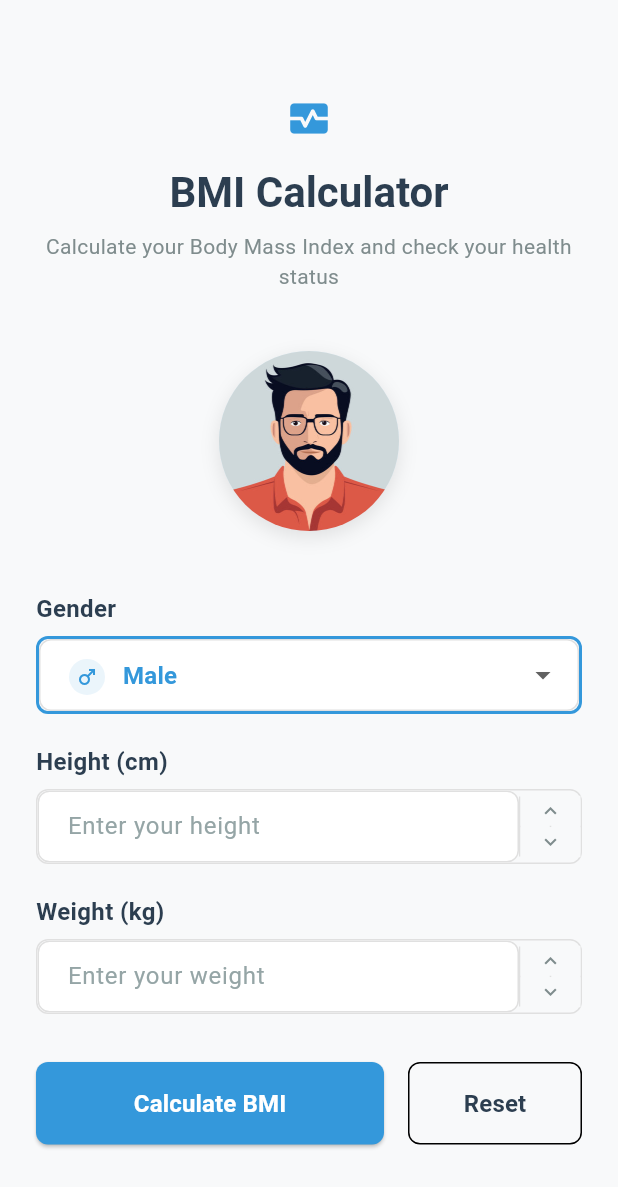
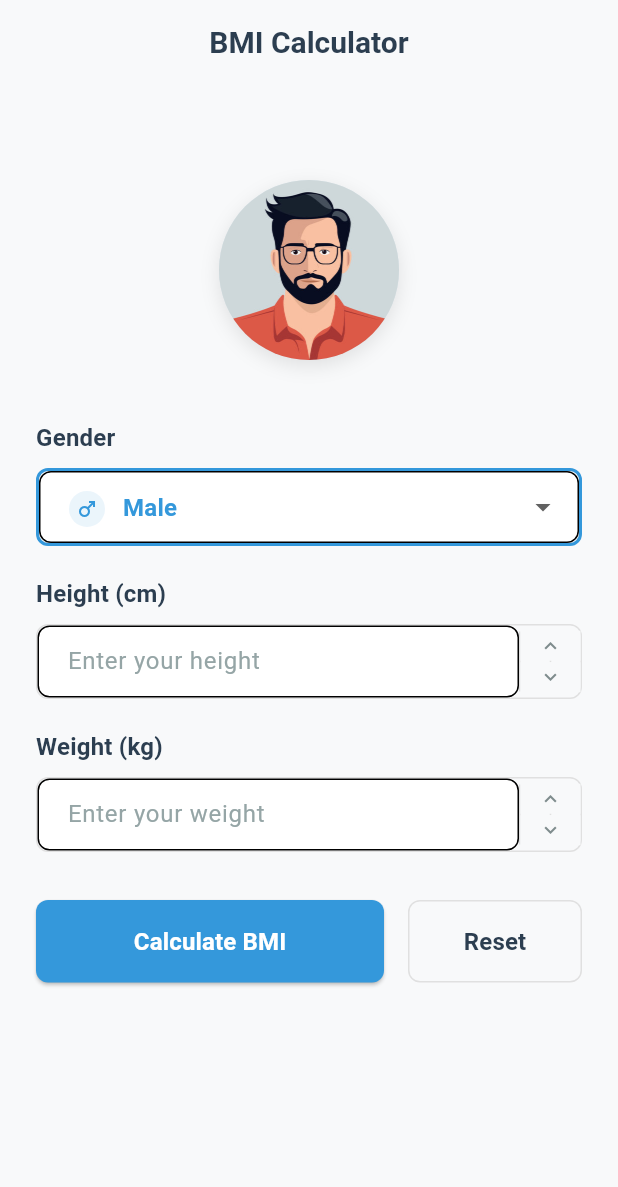
Before and after one commit to mohamedmahmoud95/BMI_calculator, a Flutter app: the screen it shows after launch, on a phone screen of 412 x 824 dp. Shown: the top 1187 px of the screen. Run offline on Flutter 3.47's test engine with Material 3 defaults, Android fonts, the phone set to English and light mode, and no system bars.

Commit message:
added app theme

```diff
--- a/lib/main.dart
+++ b/lib/main.dart
@@ -22,15 +22,20 @@ class BMICalculatorApp extends StatelessWidget {
     return ThemeData(
       colorScheme: const ColorScheme.light(
         primary: Color(0xFF3498DB),
-        secondary: Color(0xFF2ECC71),
+        secondary: Color(0xFFE91E63),
         surface: Colors.white,
-        background: Color(0xFFF8F9FA),
+        surfaceBright: Color(0xFFF8F9FA),
         error: Color(0xFFE74C3C),
+        onSurface: Color(0xFF2C3E50),
+        onSurfaceVariant: Color(0xFF7F8C8D),
+        outline: Color(0xFFE0E0E0),
+        outlineVariant: Color(0xFF95A5A6),
       ),
       useMaterial3: true,
       textTheme: const TextTheme(
         displayLarge: TextStyle(fontSize: 48.0, fontWeight: FontWeight.w600),
         titleLarge: TextStyle(fontSize: 20.0, fontWeight: FontWeight.w600),
+        titleMedium: TextStyle(fontSize: 16.0, fontWeight: FontWeight.w600),
         bodyLarge: TextStyle(fontSize: 16.0, height: 1.5),
         bodyMedium: TextStyle(fontSize: 14.0, height: 1.4),
         labelSmall: TextStyle(fontSize: 12.0, color: Colors.grey),
@@ -38,20 +43,32 @@ class BMICalculatorApp extends StatelessWidget {
       inputDecorationTheme: InputDecorationTheme(
         border: OutlineInputBorder(
           borderRadius: BorderRadius.circular(8),
-          borderSide: const BorderSide(color: Color(0xFFE0E0E0)),
         ),
         enabledBorder: OutlineInputBorder(
           borderRadius: BorderRadius.circular(8),
-          borderSide: const BorderSide(color: Color(0xFFE0E0E0)),
         ),
         focusedBorder: OutlineInputBorder(
           borderRadius: BorderRadius.circular(8),
-          borderSide: const BorderSide(color: Color(0xFF3498DB), width: 2),
+          borderSide: const BorderSide(width: 2),
         ),
         filled: true,
-        fillColor: Colors.white,
         contentPadding: const EdgeInsets.symmetric(horizontal: 16, vertical: 12),
-        hintStyle: const TextStyle(color: Color(0xFF95A5A6)),
+      ),
+      cardTheme: CardTheme(
+        elevation: 2,
+        shape: RoundedRectangleBorder(borderRadius: BorderRadius.circular(16)),
+      ),
+      elevatedButtonTheme: ElevatedButtonThemeData(
+        style: ElevatedButton.styleFrom(
+          padding: const EdgeInsets.symmetric(vertical: 16),
+          shape: RoundedRectangleBorder(borderRadius: BorderRadius.circular(8)),
+        ),
+      ),
+      outlinedButtonTheme: OutlinedButtonThemeData(
+        style: OutlinedButton.styleFrom(
+          padding: const EdgeInsets.symmetric(vertical: 16),
+          shape: RoundedRectangleBorder(borderRadius: BorderRadius.circular(8)),
+        ),
       ),
     );
   }
--- a/lib/presentation/screens/bmi_calculator_screen.dart
+++ b/lib/presentation/screens/bmi_calculator_screen.dart
@@ -77,15 +77,18 @@ class _BMICalculatorScreenState extends State<BMICalculatorScreen> {
 
   @override
   Widget build(BuildContext context) {
-    return Scaffold(
-      backgroundColor: const Color(0xFFF8F9FA),
-      body: SafeArea(
-        child: SingleChildScrollView(
+    return SafeArea(
+      child: Scaffold(
+        backgroundColor: Theme.of(context).colorScheme.surfaceBright,
+        appBar: AppBar(
+          backgroundColor: Theme.of(context).colorScheme.surfaceBright,
+          title: const Text('BMI Calculator'),
+          centerTitle: true,
+        ),
+        body: SingleChildScrollView(
           padding: const EdgeInsets.all(24),
           child: Column(
             children: [
-              const SizedBox(height: 40),
-              _buildHeader(),
               const SizedBox(height: 40),
               _buildCentralIcon(),
               const SizedBox(height: 40),
@@ -114,34 +117,7 @@ class _BMICalculatorScreenState extends State<BMICalculatorScreen> {
     );
   }
 
-  Widget _buildHeader() {
-    return Column(
-      children: [
-        Icon(
-          Icons.monitor_heart_rounded,
-          size: 30,
-          color: Theme.of(context).colorScheme.primary,
-        ),
-        const SizedBox(height: 16),
-        Text(
-          'BMI Calculator',
-          style: Theme.of(context).textTheme.headlineMedium?.copyWith(
-            fontWeight: FontWeight.bold,
-            color: const Color(0xFF2C3E50),
-          ),
-          textAlign: TextAlign.center,
-        ),
-        const SizedBox(height: 8),
-        Text(
-          'Calculate your Body Mass Index and check your health status',
-          style: Theme.of(context).textTheme.bodyMedium?.copyWith(
-            color: const Color(0xFF7F8C8D),
-          ),
-          textAlign: TextAlign.center,
-        ),
-      ],
-    );
-  }
+
 
   Widget _buildCentralIcon() {
     return ValueListenableBuilder<Gender>(
@@ -152,10 +128,7 @@ class _BMICalculatorScreenState extends State<BMICalculatorScreen> {
           transitionBuilder: (Widget child, Animation<double> animation) {
             return FadeTransition(
               opacity: animation,
-              child: ScaleTransition(
-                scale: animation,
-                child: child,
-              ),
+              child: ScaleTransition(scale: animation, child: child),
             );
           },
           child: Container(
@@ -163,7 +136,7 @@ class _BMICalculatorScreenState extends State<BMICalculatorScreen> {
             width: 120,
             height: 120,
             decoration: BoxDecoration(
-              color: const Color(0xFFE3F2FD),
+              color: Theme.of(context).colorScheme.primary.withValues(alpha: 0.1),
               shape: BoxShape.circle,
               boxShadow: [
                 BoxShadow(
@@ -185,7 +158,7 @@ class _BMICalculatorScreenState extends State<BMICalculatorScreen> {
                   return Icon(
                     gender == Gender.male ? Icons.male : Icons.female,
                     size: 48,
-                    color: const Color(0xFF90A4AE),
+                    color: Theme.of(context).colorScheme.onSurfaceVariant,
                   );
                 },
               ),
@@ -210,8 +183,8 @@ class _BMICalculatorScreenState extends State<BMICalculatorScreen> {
                   borderRadius: BorderRadius.circular(8),
                   border: Border.all(
                     color: gender == Gender.male
-                        ? const Color(0xFF3498DB)
-                        : const Color(0xFFE91E63),
+                        ? Theme.of(context).colorScheme.primary
+                        : Theme.of(context).colorScheme.secondary,
                     width: 2,
                   ),
                 ),
@@ -220,9 +193,13 @@ class _BMICalculatorScreenState extends State<BMICalculatorScreen> {
                   decoration: const InputDecoration(
                     hintText: 'Select your gender',
                     border: InputBorder.none,
-                    contentPadding: EdgeInsets.symmetric(horizontal: 16, vertical: 12),
+                    contentPadding: EdgeInsets.symmetric(
+                      horizontal: 16,
+                      vertical: 12,
                     ),
-                  items: Gender.values.map((Gender gender) {
+                  ),
+                  items:
+                      Gender.values.map((Gender gender) {
                         return DropdownMenuItem<Gender>(
                           value: gender,
                           child: Row(
@@ -233,15 +210,17 @@ class _BMICalculatorScreenState extends State<BMICalculatorScreen> {
                                 decoration: BoxDecoration(
                                   shape: BoxShape.circle,
                                   color: gender == Gender.male
-                                  ? const Color(0xFF3498DB).withValues(alpha: 0.1)
-                                  : const Color(0xFFE91E63).withValues(alpha: 0.1),
+                                      ? Theme.of(context).colorScheme.primary.withValues(alpha: 0.1)
+                                      : Theme.of(context).colorScheme.secondary.withValues(alpha: 0.1),
                                 ),
                                 child: Icon(
-                              gender == Gender.male ? Icons.male : Icons.female,
+                                  gender == Gender.male
+                                      ? Icons.male
+                                      : Icons.female,
                                   size: 16,
                                   color: gender == Gender.male
-                                  ? const Color(0xFF3498DB)
-                                  : const Color(0xFFE91E63),
+                                      ? Theme.of(context).colorScheme.primary
+                                      : Theme.of(context).colorScheme.secondary,
                                 ),
                               ),
                               const SizedBox(width: 12),
@@ -249,8 +228,8 @@ class _BMICalculatorScreenState extends State<BMICalculatorScreen> {
                                 gender == Gender.male ? 'Male' : 'Female',
                                 style: TextStyle(
                                   color: gender == Gender.male
-                                  ? const Color(0xFF3498DB)
-                                  : const Color(0xFFE91E63),
+                                      ? Theme.of(context).colorScheme.primary
+                                      : Theme.of(context).colorScheme.secondary,
                                   fontWeight: FontWeight.w600,
                                 ),
                               ),
@@ -298,10 +277,8 @@ class _BMICalculatorScreenState extends State<BMICalculatorScreen> {
       children: [
         Text(
           label,
-          style: const TextStyle(
-            fontSize: 16,
-            fontWeight: FontWeight.w600,
-            color: Color(0xFF2C3E50),
+          style: Theme.of(context).textTheme.titleMedium?.copyWith(
+            color: Theme.of(context).colorScheme.onSurface,
           ),
         ),
         const SizedBox(height: 8),
@@ -319,7 +296,7 @@ class _BMICalculatorScreenState extends State<BMICalculatorScreen> {
     return Container(
       decoration: BoxDecoration(
         borderRadius: BorderRadius.circular(8),
-        border: Border.all(color: const Color(0xFFE0E0E0)),
+        border: Border.all(color: Theme.of(context).colorScheme.outline),
       ),
       child: Row(
         children: [
@@ -330,27 +307,22 @@ class _BMICalculatorScreenState extends State<BMICalculatorScreen> {
               decoration: InputDecoration(
                 hintText: hintText,
                 border: InputBorder.none,
-                contentPadding: const EdgeInsets.symmetric(horizontal: 16, vertical: 12),
-                hintStyle: const TextStyle(color: Color(0xFF95A5A6)),
+                contentPadding: const EdgeInsets.symmetric(
+                  horizontal: 16,
+                  vertical: 12,
+                ),
+                hintStyle: TextStyle(color: Theme.of(context).colorScheme.outlineVariant),
               ),
             ),
           ),
-          Container(
-            width: 1,
-            height: 40,
-            color: const Color(0xFFE0E0E0),
-          ),
+          Container(width: 1, height: 40, color: Theme.of(context).colorScheme.outline),
           Column(
             children: [
               _buildArrowButton(
                 icon: Icons.keyboard_arrow_up,
                 onTap: onIncrement,
               ),
-              Container(
-                width: 1,
-                height: 1,
-                color: const Color(0xFFE0E0E0),
-              ),
+              Container(width: 1, height: 1, color: Theme.of(context).colorScheme.outline),
               _buildArrowButton(
                 icon: Icons.keyboard_arrow_down,
                 onTap: onDecrement,
@@ -371,14 +343,8 @@ class _BMICalculatorScreenState extends State<BMICalculatorScreen> {
       child: Container(
         width: 40,
         height: 20,
-        decoration: const BoxDecoration(
-          color: Color(0xFFF8F9FA),
-        ),
-        child: Icon(
-          icon,
-          size: 16,
-          color: const Color(0xFF7F8C8D),
-        ),
+        decoration: BoxDecoration(color: Theme.of(context).colorScheme.surfaceBright),
+        child: Icon(icon, size: 16, color: Theme.of(context).colorScheme.onSurfaceVariant),
       ),
     );
   }
@@ -397,17 +363,10 @@ class _BMICalculatorScreenState extends State<BMICalculatorScreen> {
             style: ElevatedButton.styleFrom(
               backgroundColor: Theme.of(context).colorScheme.primary,
               foregroundColor: Colors.white,
-              padding: const EdgeInsets.symmetric(vertical: 16),
-              shape: RoundedRectangleBorder(
-                borderRadius: BorderRadius.circular(8),
-              ),
             ),
             child: const Text(
               'Calculate BMI',
-              style: TextStyle(
-                fontSize: 16,
-                fontWeight: FontWeight.w600,
-              ),
+              style: TextStyle(fontSize: 16, fontWeight: FontWeight.w600),
             ),
           ),
         ),
@@ -419,18 +378,13 @@ class _BMICalculatorScreenState extends State<BMICalculatorScreen> {
               _weightController.clear();
               _viewModel.reset();
             },
-            style: OutlinedButton.styleFrom(
-              padding: const EdgeInsets.symmetric(vertical: 16),
-              shape: RoundedRectangleBorder(
-                borderRadius: BorderRadius.circular(8),
-              ),
-            ),
-            child: const Text(
+            style: OutlinedButton.styleFrom(),
+            child: Text(
               'Reset',
               style: TextStyle(
                 fontSize: 16,
                 fontWeight: FontWeight.w600,
-                color: Color(0xFF2C3E50),
+                color: Theme.of(context).colorScheme.onSurface,
               ),
             ),
           ),
@@ -439,66 +393,4 @@ class _BMICalculatorScreenState extends State<BMICalculatorScreen> {
     );
   }
 
-  Widget _buildBMICategories() {
-    return Card(
-      elevation: 2,
-      shape: RoundedRectangleBorder(borderRadius: BorderRadius.circular(16)),
-      child: Padding(
-        padding: const EdgeInsets.all(16),
-        child: Column(
-          crossAxisAlignment: CrossAxisAlignment.start,
-          children: [
-            Text(
-              'BMI Categories',
-              style: Theme.of(context).textTheme.titleMedium?.copyWith(
-                fontWeight: FontWeight.bold,
-              ),
-            ),
-            const SizedBox(height: 12),
-            _buildCategoryRow('Severe Thinness', '< 16', const Color(0xFF1976D2)),
-            _buildCategoryRow('Moderate Thinness', '16 - 17', const Color(0xFF2196F3)),
-            _buildCategoryRow('Mild Thinness', '17 - 18.5', const Color(0xFF03A9F4)),
-            _buildCategoryRow('Normal', '18.5 - 25', const Color(0xFF2E7D32)),
-            _buildCategoryRow('Overweight', '25 - 30', const Color(0xFFF57C00)),
-            _buildCategoryRow('Obese Class I', '30 - 35', const Color(0xFFFF5722)),
-            _buildCategoryRow('Obese Class II', '35 - 40', const Color(0xFFD32F2F)),
-            _buildCategoryRow('Obese Class III', '≥ 40', const Color(0xFFB71C1C)),
-          ],
-        ),
-      ),
-    );
 }
-
-  Widget _buildCategoryRow(String category, String range, Color color) {
-    return Padding(
-      padding: const EdgeInsets.symmetric(vertical: 4),
-      child: Row(
-        children: [
-          Container(
-            width: 16,
-            height: 16,
-            decoration: BoxDecoration(
-              color: color,
-              shape: BoxShape.circle,
-            ),
-          ),
-          const SizedBox(width: 12),
-          Expanded(
-            child: Text(
-              category,
-              style: const TextStyle(fontSize: 14),
-            ),
-          ),
-          Text(
-            range,
-            style: TextStyle(
-              fontSize: 14,
-              color: Colors.grey.shade600,
-              fontWeight: FontWeight.w500,
-            ),
-          ),
-        ],
-      ),
-    );
-  }
-}
```
Also changed, not shown: lib/domain/services/bmi_calculator.dart (+75 -22 lines), lib/presentation/widgets/bmi_result_display.dart (+15 -5 lines), lib/domain/services/bmi_ranges.dart (added), lib/presentation/widgets/gender_selector.dart (deleted). Lines whose indentation alone changed are shown as unchanged.
